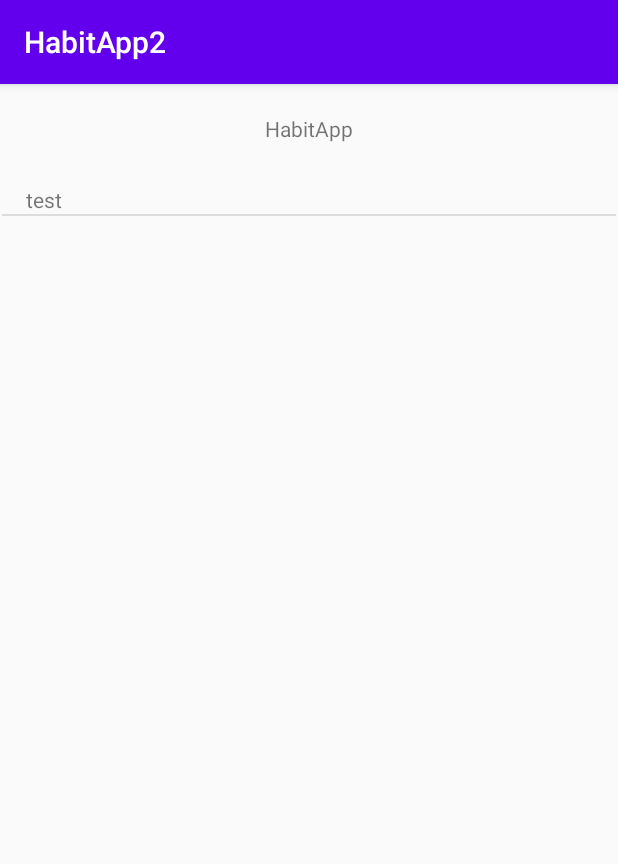
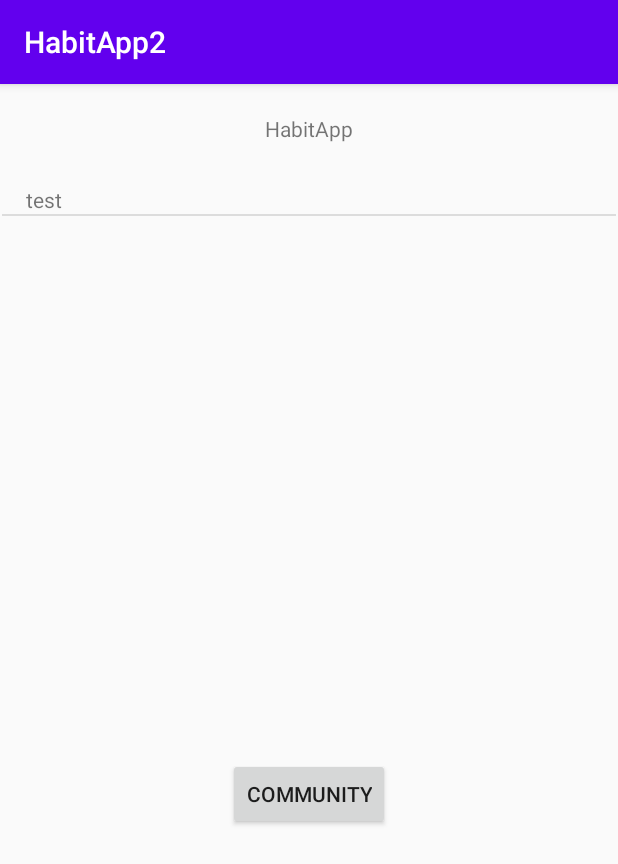
Before and after one commit to AaronVillanueva/HabitApp2, an Android app: the screen it shows after launch (MainActivity), on a phone screen of 412 x 824 dp. Shown: the top 864 px of the screen. Run offline under Robolectric (Android 15) with nearby library versions, the phone set to English and light mode, and no system bars.

Commit message:
new activity and fix

```diff
--- a/app/src/main/AndroidManifest.xml
+++ b/app/src/main/AndroidManifest.xml
@@ -9,6 +9,7 @@
         android:roundIcon="@mipmap/ic_launcher_round"
         android:supportsRtl="true"
         android:theme="@style/AppTheme">
+        <activity android:name=".Community"></activity>
         <activity android:name=".MainActivity">
             <intent-filter>
                 <action android:name="android.intent.action.MAIN" />
--- /dev/null
+++ b/app/src/main/res/layout/activity_community.xml
@@ -0,0 +1,6 @@
+<?xml version="1.0" encoding="utf-8"?>
+<androidx.constraintlayout.widget.ConstraintLayout
+    xmlns:android="http://schemas.android.com/apk/res/android" android:layout_width="match_parent"
+    android:layout_height="match_parent">
+
+</androidx.constraintlayout.widget.ConstraintLayout>
--- a/app/src/main/res/layout/activity_main.xml
+++ b/app/src/main/res/layout/activity_main.xml
@@ -24,4 +24,14 @@
         app:layout_constraintEnd_toEndOf="parent"
         app:layout_constraintStart_toStartOf="parent"
         app:layout_constraintTop_toTopOf="parent" />
+
+    <Button
+        android:id="@+id/button"
+        android:layout_width="wrap_content"
+        android:layout_height="wrap_content"
+        android:layout_marginTop="36dp"
+        android:text="Community"
+        app:layout_constraintEnd_toEndOf="parent"
+        app:layout_constraintStart_toStartOf="parent"
+        app:layout_constraintTop_toBottomOf="@+id/recyclerHabit" />
 </androidx.constraintlayout.widget.ConstraintLayout>
--- /dev/null
+++ b/app/src/main/res/values/refs.xml
@@ -0,0 +1,2 @@
+<?xml version="1.0" encoding="utf-8"?>
+<resources></resources>
```
Also changed, not shown: app/src/main/java/mx/itesm/habitapp2/Community.kt (added, +19 -0 lines), app/src/main/res/layout/renglon_community.xml (+16 -8 lines).
